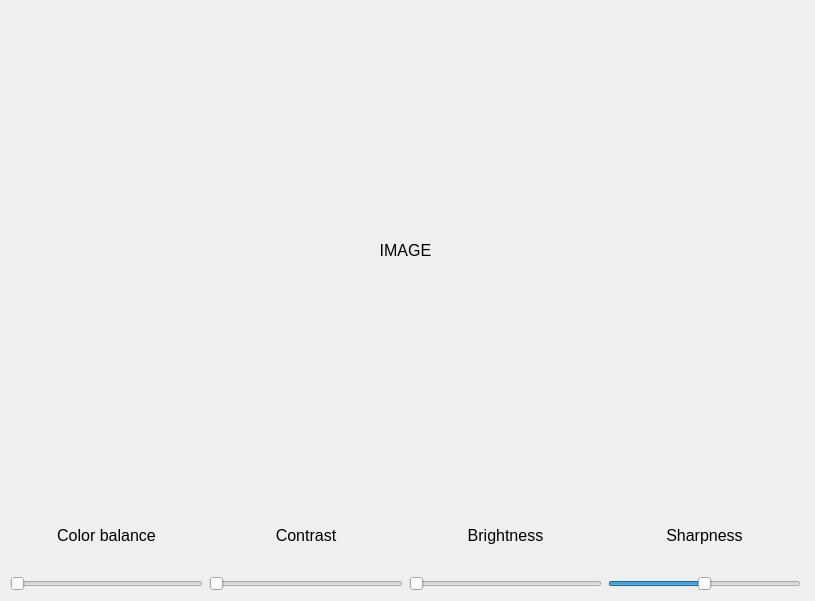
Qt form ui/color_correction.ui (JustLian/imgtools) before a commit.
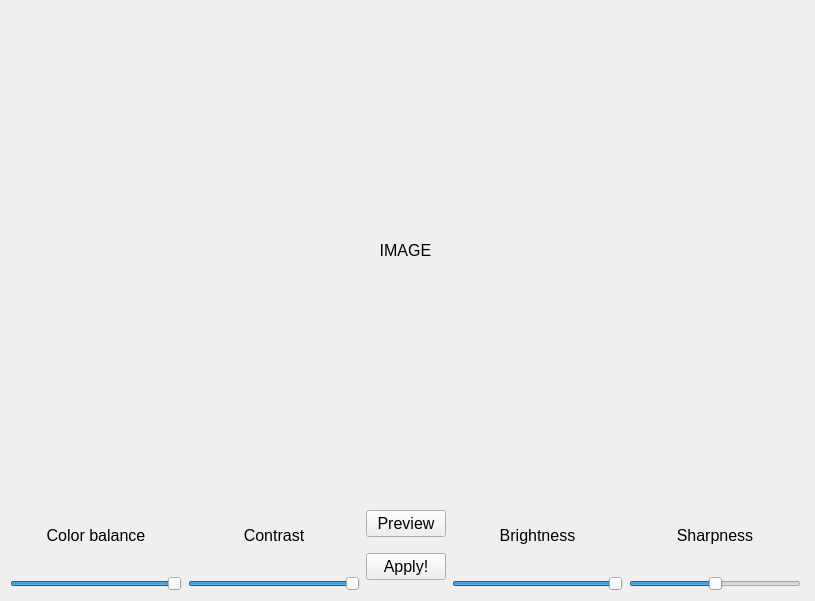
The same form after that commit.

Commit message: color correction menu

Patch:
```diff
--- a/ui/color_correction.ui
+++ b/ui/color_correction.ui
@@ -65,6 +65,9 @@
          <property name="maximum">
           <number>100</number>
          </property>
+         <property name="value">
+          <number>100</number>
+         </property>
          <property name="orientation">
           <enum>Qt::Horizontal</enum>
          </property>
@@ -89,6 +92,9 @@
          <property name="maximum">
           <number>100</number>
          </property>
+         <property name="value">
+          <number>100</number>
+         </property>
          <property name="orientation">
           <enum>Qt::Horizontal</enum>
          </property>
@@ -96,6 +102,24 @@
        </item>
       </layout>
      </item>
+     <item>
+      <layout class="QVBoxLayout" name="verticalLayout_6">
+       <item>
+        <widget class="QPushButton" name="preview_btn">
+         <property name="text">
+          <string>Preview</string>
+         </property>
+        </widget>
+       </item>
+       <item>
+        <widget class="QPushButton" name="apply_btn">
+         <property name="text">
+          <string>Apply!</string>
+         </property>
+        </widget>
+       </item>
+      </layout>
+     </item>
      <item>
       <layout class="QVBoxLayout" name="verticalLayout_5">
        <item>
@@ -113,6 +137,9 @@
          <property name="maximum">
           <number>100</number>
          </property>
+         <property name="value">
+          <number>100</number>
+         </property>
          <property name="orientation">
           <enum>Qt::Horizontal</enum>
          </property>
```
Left out of the diff: 2 changed lines with no effect on the pictures. The commit also changes 4 other files.
